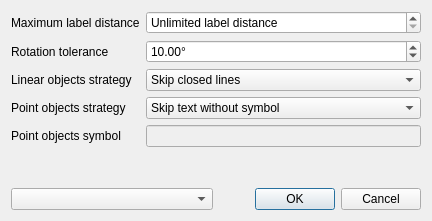
Qt form proceeddialog.ui (Kuszki/EW-Builder) before a commit.
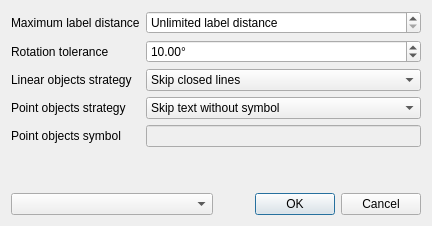
The same form after that commit. Icons and pictures are not drawn.

```diff
--- a/proceeddialog.ui
+++ b/proceeddialog.ui
@@ -7,7 +7,7 @@
     <x>0</x>
     <y>0</y>
     <width>432</width>
-    <height>221</height>
+    <height>226</height>
    </rect>
   </property>
   <property name="windowTitle">
```
Left out of the diff: 23 changed lines with no effect on the pictures.
